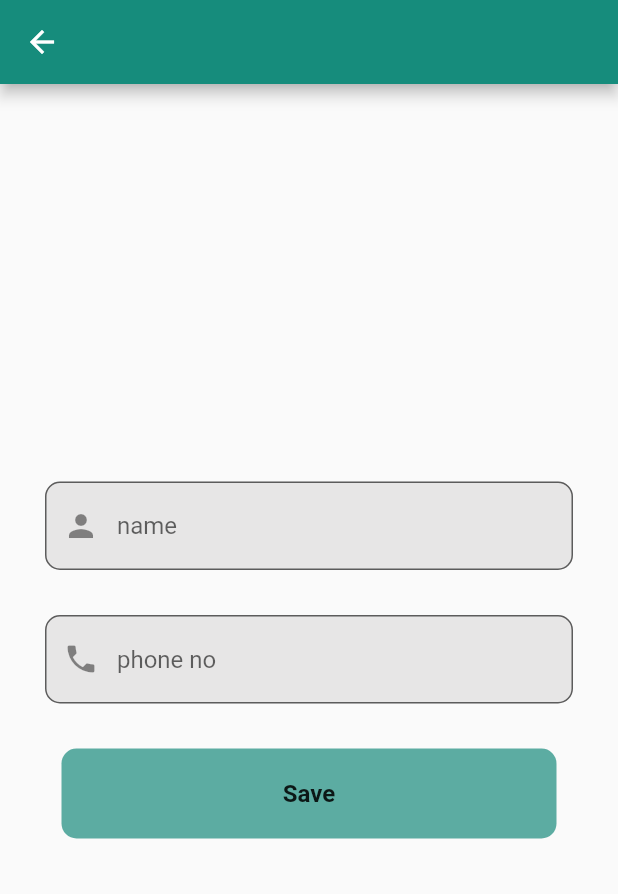
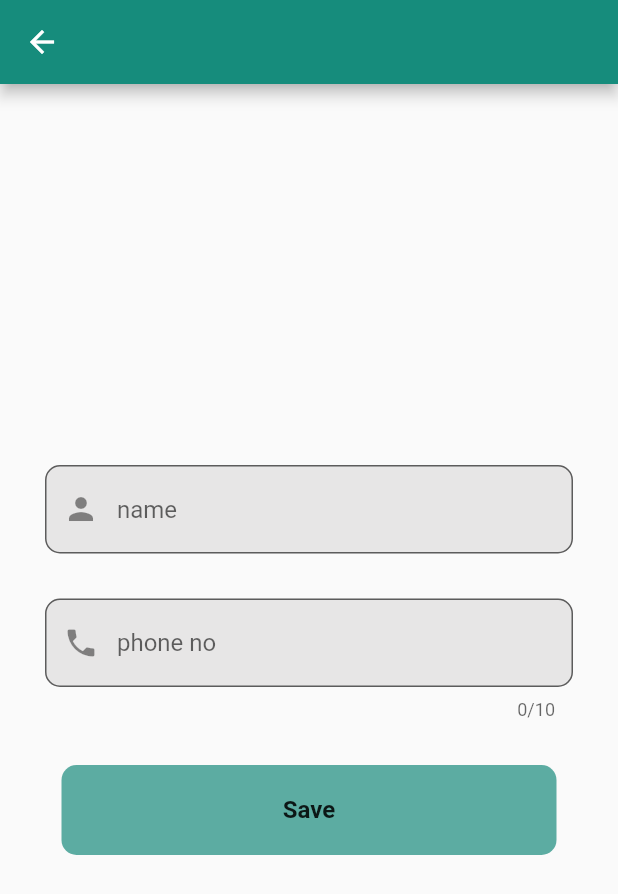
Before and after one commit to Ayishamarva7998/ExpenseTrack, a Flutter app: the Addcontact screen opened directly, on a phone screen of 412 x 824 dp. Shown: the top 894 px of the screen. Run offline on Flutter 3.47's test engine with Material 2 defaults, Android fonts, the phone set to English and light mode, and no system bars; our stand-ins replace fl_chart, hive, hive_flutter; accounts and stored records are empty.

Commit message:
three hive completed

```diff
--- a/lib/bottombar.dart
+++ b/lib/bottombar.dart
@@ -1,7 +1,7 @@
 
 import 'package:flutter/material.dart';
-import 'package:splitwise_app/model/data_model.dart';
-import 'package:splitwise_app/model/data_model3.dart';
+import 'package:splitwise_app/model/contactlist_model.dart';
+import 'package:splitwise_app/model/grouplist_model.dart';
 import 'package:splitwise_app/screens/chart_screen.dart';
 import 'package:splitwise_app/screens/friends_screen.dart';
 import 'package:splitwise_app/screens/groups_screen.dart';
--- a/lib/functions/db_functions.dart
+++ b/lib/functions/contactlist_fn.dart
@@ -1,6 +1,6 @@
 import 'package:flutter/material.dart';
 import 'package:hive_flutter/adapters.dart';
-import 'package:splitwise_app/model/data_model.dart';
+import 'package:splitwise_app/model/contactlist_model.dart';
 
  ValueNotifier<List<ContactList>> contactListNotifier =ValueNotifier([]);
 Future<void> addContact(ContactList value) async{
--- a/lib/functions/db_function2.dart
+++ b/lib/functions/expense_fn.dart
@@ -1,6 +1,6 @@
 import 'package:flutter/material.dart';
 import 'package:hive_flutter/adapters.dart';
-import 'package:splitwise_app/model/data_model2.dart';
+import 'package:splitwise_app/model/expenselist_model.dart';
 
 ValueNotifier<List<ExpenseList>> expenseListNotifier =ValueNotifier([]);
  Future<void> addExpense(ExpenseList value)async{
--- a/lib/functions/db_functions3.dart
+++ b/lib/functions/grouplist_fn.dart
@@ -1,7 +1,7 @@
 import 'package:flutter/material.dart';
 import 'package:hive_flutter/adapters.dart';
 
-import 'package:splitwise_app/model/data_model3.dart';
+import 'package:splitwise_app/model/grouplist_model.dart';
 
 ValueNotifier<List<GroupList>> groupListNotifier =ValueNotifier([]);
  Future<void> addGroup(GroupList value)async{
--- a/lib/screens/addcontact.dart
+++ b/lib/screens/addcontact.dart
@@ -1,6 +1,6 @@
 import 'package:flutter/material.dart';
-import 'package:splitwise_app/functions/db_functions.dart';
-import 'package:splitwise_app/model/data_model.dart';
+import 'package:splitwise_app/functions/contactlist_fn.dart';
+import 'package:splitwise_app/model/contactlist_model.dart';
 import 'package:splitwise_app/screens/friends_screen.dart';
 
 class Addcontact extends StatelessWidget {
@@ -41,9 +41,11 @@ class Addcontact extends StatelessWidget {
                  child: TextFormField (
                   controller: _numberController,
                   decoration: InputDecoration(hintText: 'phone no',
+
                   prefixIcon: Icon(Icons.phone),
                  fillColor: Color.fromARGB(255, 231, 230, 230),filled: true,border:
-                           OutlineInputBorder(borderRadius: BorderRadius.circular(10))),),
+                           OutlineInputBorder(borderRadius: BorderRadius.circular(10))),maxLength: 10,),
+
                ),
                SizedBox(height: 30,),
 
--- a/lib/screens/addexpense.dart
+++ b/lib/screens/addexpense.dart
@@ -1,8 +1,8 @@
 import 'package:flutter/material.dart';
 import 'package:splitwise_app/bottombar.dart';
-import 'package:splitwise_app/functions/db_function2.dart';
-import 'package:splitwise_app/functions/db_functions.dart';
-import 'package:splitwise_app/model/data_model2.dart';
+import 'package:splitwise_app/functions/expense_fn.dart';
+import 'package:splitwise_app/functions/contactlist_fn.dart';
+import 'package:splitwise_app/model/expenselist_model.dart';
 import 'package:splitwise_app/screens/firstgroup.dart';
 
 class Addexpense extends StatefulWidget {
--- a/lib/screens/firstgroup.dart
+++ b/lib/screens/firstgroup.dart
@@ -1,8 +1,8 @@
 import 'package:flutter/material.dart';
 import 'package:splitwise_app/bottombar.dart';
-import 'package:splitwise_app/functions/db_function2.dart';
-import 'package:splitwise_app/model/data_model2.dart';
-import 'package:splitwise_app/model/data_model3.dart';
+import 'package:splitwise_app/functions/expense_fn.dart';
+import 'package:splitwise_app/model/expenselist_model.dart';
+import 'package:splitwise_app/model/grouplist_model.dart';
 import 'package:splitwise_app/screens/groups_screen.dart';
 import 'package:splitwise_app/screens/participants.dart';
 
--- a/lib/screens/friends_screen.dart
+++ b/lib/screens/friends_screen.dart
@@ -1,8 +1,8 @@
  import 'package:flutter/material.dart';
 import 'package:splitwise_app/bottombar.dart';
-import 'package:splitwise_app/functions/db_functions.dart';
-import 'package:splitwise_app/model/data_model.dart';
-import 'package:splitwise_app/model/data_model2.dart';
+import 'package:splitwise_app/functions/contactlist_fn.dart';
+import 'package:splitwise_app/model/contactlist_model.dart';
+import 'package:splitwise_app/model/expenselist_model.dart';
 import 'package:splitwise_app/screens/addcontact.dart';
 import 'package:splitwise_app/screens/groups_screen.dart';
 
--- a/lib/screens/groups_screen.dart
+++ b/lib/screens/groups_screen.dart
@@ -1,7 +1,7 @@
 import 'package:flutter/material.dart';
-import 'package:splitwise_app/functions/db_functions3.dart';
-import 'package:splitwise_app/model/data_model2.dart';
-import 'package:splitwise_app/model/data_model3.dart';
+import 'package:splitwise_app/functions/grouplist_fn.dart';
+import 'package:splitwise_app/model/expenselist_model.dart';
+import 'package:splitwise_app/model/grouplist_model.dart';
 import 'package:splitwise_app/screens/addexpense.dart';
 import 'package:splitwise_app/screens/addgroup.dart';
 import 'package:splitwise_app/screens/firstgroup.dart';
```
Also changed, not shown: lib/main.dart (+7 -8 lines), lib/screens/addgroup.dart (+4 -4 lines), lib/screens/participants.dart (+4 -4 lines), lib/model/contactlist_model.dart (renamed from lib/model/data_model.dart), lib/model/data_model.g.dart, lib/model/data_model2.g.dart, lib/model/data_model3.g.dart, lib/model/expenselist_model.dart (renamed from lib/model/data_model2.dart), lib/model/grouplist_model.dart (renamed from lib/model/data_model3.dart).
